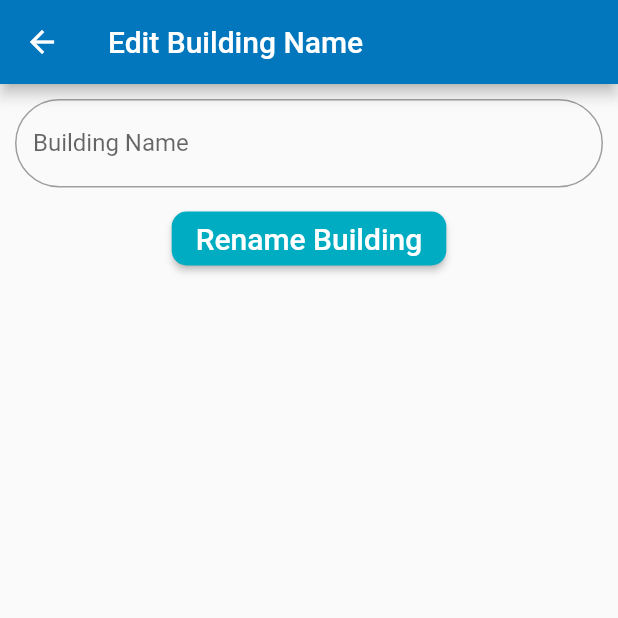
After one commit to meifish/hci, a Flutter app: the EditBuilding screen opened directly, on a phone screen of 412 x 824 dp, the top half of it. The commit adds this screen. Run offline on Flutter 3.47's test engine with Material 2 defaults, Android fonts, the phone set to English and light mode, and no system bars; our stand-ins replace google_fonts, sqflite; accounts and stored records are empty; statements that could not run were skipped.

Commit message:
added edit building names page

```diff
--- /dev/null
+++ b/lib/Pages/Settings/EditBuilding.dart
@@ -0,0 +1,67 @@
+import 'package:flutter/material.dart';
+import 'package:google_fonts/google_fonts.dart';
+import 'package:hci/Model/Preference.dart';
+import 'package:hci/Model/PreferenceDBModel.dart';
+import 'package:hci/Widgets/MyRouteWidgets/RaisedButton.dart';
+
+class EditBuilding extends StatefulWidget {
+  List<String> buildings;
+  int index;
+  EditBuilding({Key key, this.buildings, this.index}):super(key: key);
+  @override
+  _EditBuildingState createState() => _EditBuildingState();
+}
+
+class _EditBuildingState extends State<EditBuilding> {
+  // final _pmodel = PreferenceModel();
+  final _formkey = GlobalKey<FormState>();
+  // Preference preference;
+
+  @override
+  Widget build(BuildContext context) {
+    return Scaffold(
+      appBar: AppBar(title: Text("Edit Building Name")),
+      body: Form(
+        key: _formkey,
+        child: Padding(
+          padding: const EdgeInsets.all(10.0),
+          child: Column(
+            crossAxisAlignment: CrossAxisAlignment.start,
+            children: [
+              TextFormField(
+                decoration: const InputDecoration(
+                  labelText: "Building Name",
+                  hintText: "eg: Ann's Condo",
+                  enabledBorder: OutlineInputBorder(
+                      borderRadius: const BorderRadius.all(Radius.circular(70)),
+                      borderSide: BorderSide(color: Colors.grey)),
+                  focusedBorder: OutlineInputBorder(
+                      borderRadius:
+                          const BorderRadius.all(const Radius.circular(70.0)),
+                      borderSide: BorderSide(color: Colors.cyan)),
+                ),
+                onSaved: (String val) async {
+                  widget.buildings[widget.index] = val;
+                },
+              ),
+              SizedBox(height: 10),
+              Center(
+                child: RaisedCyanButton(
+                  onPressed: () async {
+                    _formkey.currentState.save();
+                    print(widget.buildings);
+                    Navigator.pop(context, widget.buildings);
+                  },
+                  child: Text(
+                    "Rename Building",
+                    style: GoogleFonts.roboto(fontSize: 20),
+                  ),
+                ),
+              )
+            ],
+          ),
+        ),
+      ),
+    );
+  }
+}
```
Also changed, not shown: lib/Pages/Settings/MyBuildings.dart (+18 -7 lines).
